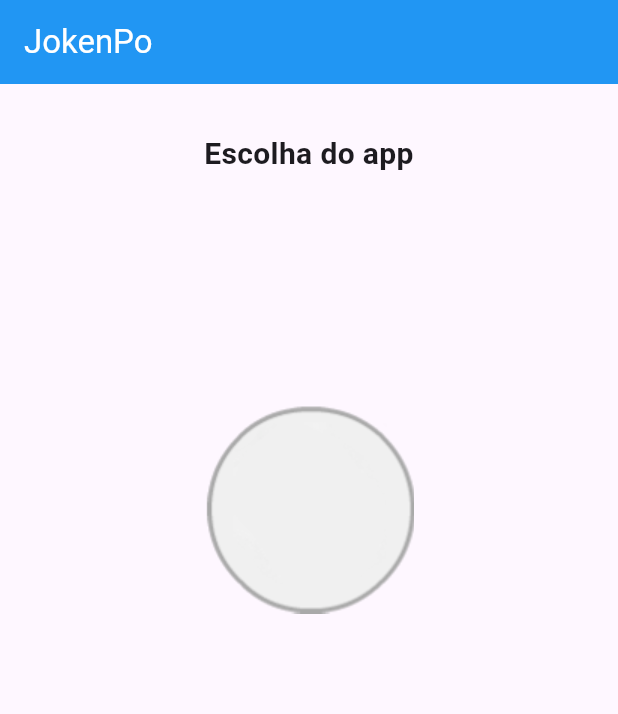
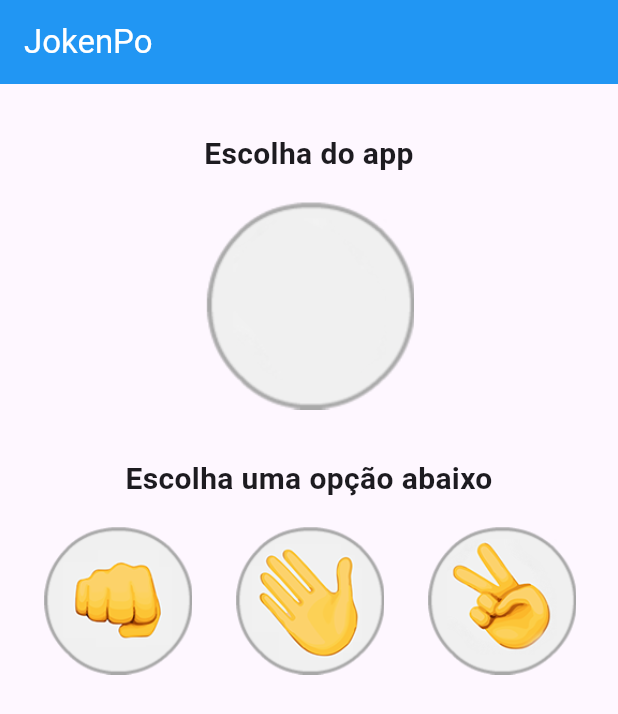
Before and after one commit to Richardy-Rodrigues/JokenPo_App, a Flutter app: the screen it shows after launch, on a phone screen of 412 x 824 dp. Shown: the top 714 px of the screen. Run offline on Flutter 3.47's test engine with Material 3 defaults, Android fonts, the phone set to English and light mode, and no system bars.

Commit message:
Modificado o modo de alinhamento para center no body

```diff
--- a/lib/jogo.dart
+++ b/lib/jogo.dart
@@ -18,7 +18,7 @@ class _JogoState extends State<Jogo> {
         title: const Text('JokenPo'),
       ),
       body: Column(
-        crossAxisAlignment: CrossAxisAlignment.stretch,
+        crossAxisAlignment: CrossAxisAlignment.center,
         children: <Widget>[
           Padding(
             padding: EdgeInsets.only(top: 32, bottom: 16),
@@ -28,7 +28,34 @@ class _JogoState extends State<Jogo> {
               style: TextStyle(fontSize: 20, fontWeight: FontWeight.bold),
             ),
           ),
+          // Imagem padrão de escolha do app
           Image(image: AssetImage('images/padrao.png')),
+
+          Padding(
+              padding: EdgeInsets.only(top: 32, bottom: 16),
+              child: Text(
+                "Escolha uma opção abaixo",
+                textAlign: TextAlign.center,
+                style: TextStyle(fontSize: 20, fontWeight: FontWeight.bold),
+              )),
+
+          Row(
+            mainAxisAlignment: MainAxisAlignment.spaceEvenly,
+            children: <Widget>[
+              Image(
+                image: AssetImage('images/pedra.png'),
+                height: 100,
+              ),
+              Image(
+                image: AssetImage('images/papel.png'),
+                height: 100,
+              ),
+              Image(
+                image: AssetImage('images/tesoura.png'),
+                height: 100,
+              ),
+            ],
+          )
         ],
       ),
     );
```
